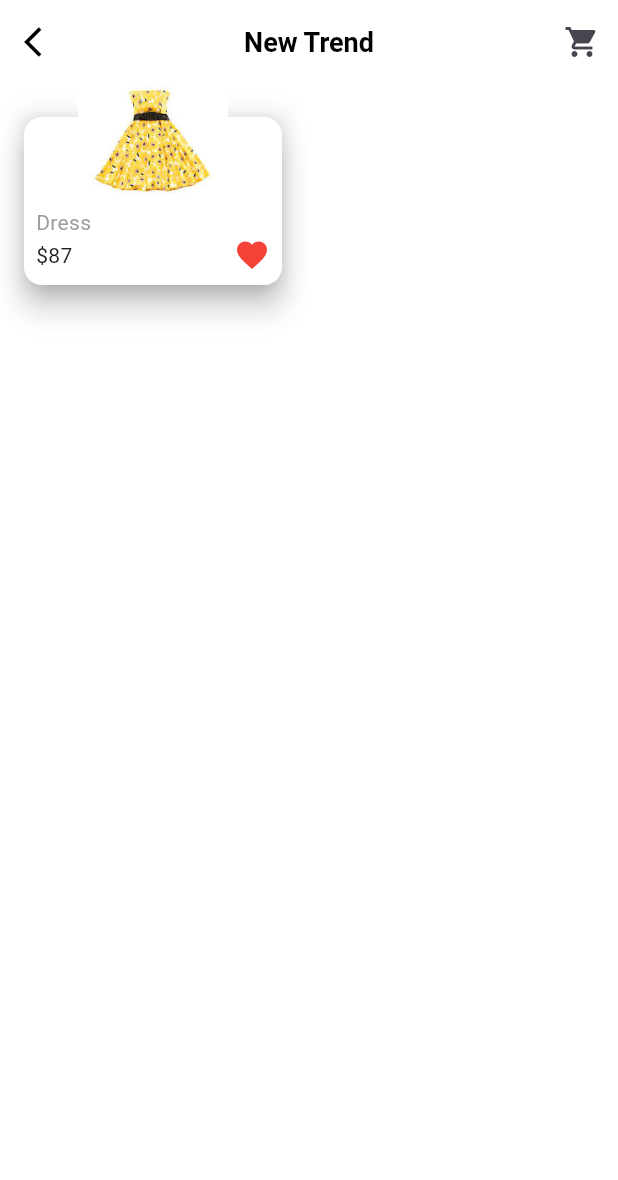
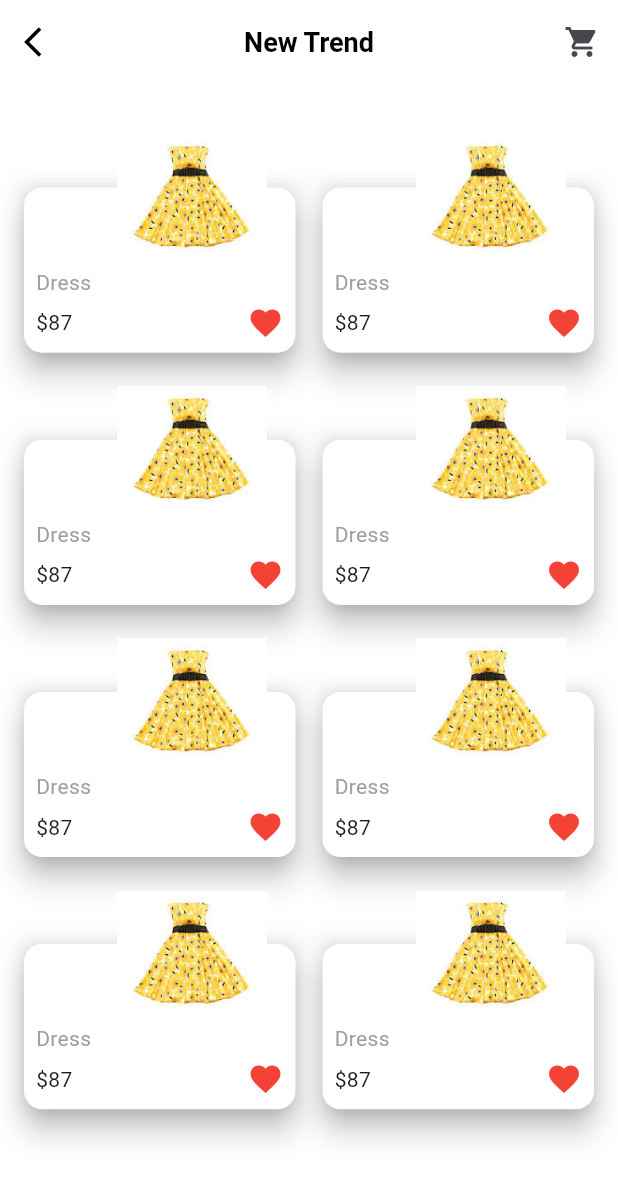
Before and after one commit to AbdelrahmanSiam/store_app, a Flutter app: the screen it shows after launch, on a phone screen of 412 x 824 dp. Shown: the top 1180 px of the screen. Run offline on Flutter 3.47's test engine with Material 3 defaults, Android fonts, the phone set to English and light mode, and no system bars.

Commit message:
Finish gridView UI

```diff
--- a/lib/screens/home_page.dart
+++ b/lib/screens/home_page.dart
@@ -26,11 +26,16 @@ class HomePage extends StatelessWidget {
         ],
       ),
       body: Padding(
-        padding: const EdgeInsets.symmetric(horizontal: 12.0, vertical: 18),
-        child: Column(
-          children: [
-            IconCard(),
-          ],
+        padding: const EdgeInsets.symmetric(horizontal: 12.0, vertical: 65),
+        child: GridView.builder(
+          clipBehavior: Clip.none,
+          gridDelegate: SliverGridDelegateWithFixedCrossAxisCount(
+              crossAxisCount: 2, // number of columns on the screen
+              mainAxisSpacing: 50, // Y axis
+              crossAxisSpacing: 10, // X axis
+              childAspectRatio: 1.6,  // width to height
+              ),
+          itemBuilder: (context, index) => IconCard(),
         ),
       ),
     );
--- a/lib/widgets/icon_card.dart
+++ b/lib/widgets/icon_card.dart
@@ -7,11 +7,8 @@ class IconCard extends StatelessWidget {
   Widget build(BuildContext context) {
     return Stack(
       clipBehavior: Clip.none,
-      alignment: AlignmentDirectional.topCenter,
       children: [
         Container(
-          width: 180,
-          height: 120,
           decoration: BoxDecoration(
             boxShadow: [
               BoxShadow(
@@ -33,6 +30,9 @@ class IconCard extends StatelessWidget {
                     "Dress",
                     style: TextStyle(color: Colors.grey),
                   ),
+                  SizedBox(
+                    height: 5,
+                  ),
                   Row(
                     children: [
                       Text("\$87"), // or Text(r"@85")
@@ -49,11 +49,15 @@ class IconCard extends StatelessWidget {
           ),
         ),
         Positioned(
+          right: 15,
           bottom: 50,
-          child: Image.asset(
-            "assets/dress.jpeg",
-            height: 100,
-            width: 100,
+          child: Padding(
+            padding: const EdgeInsets.all(8.0),
+            child: Image.asset(
+              "assets/dress.jpeg",
+              height: 100,
+              width: 100,
+            ),
           ),
         ),
       ],
```
